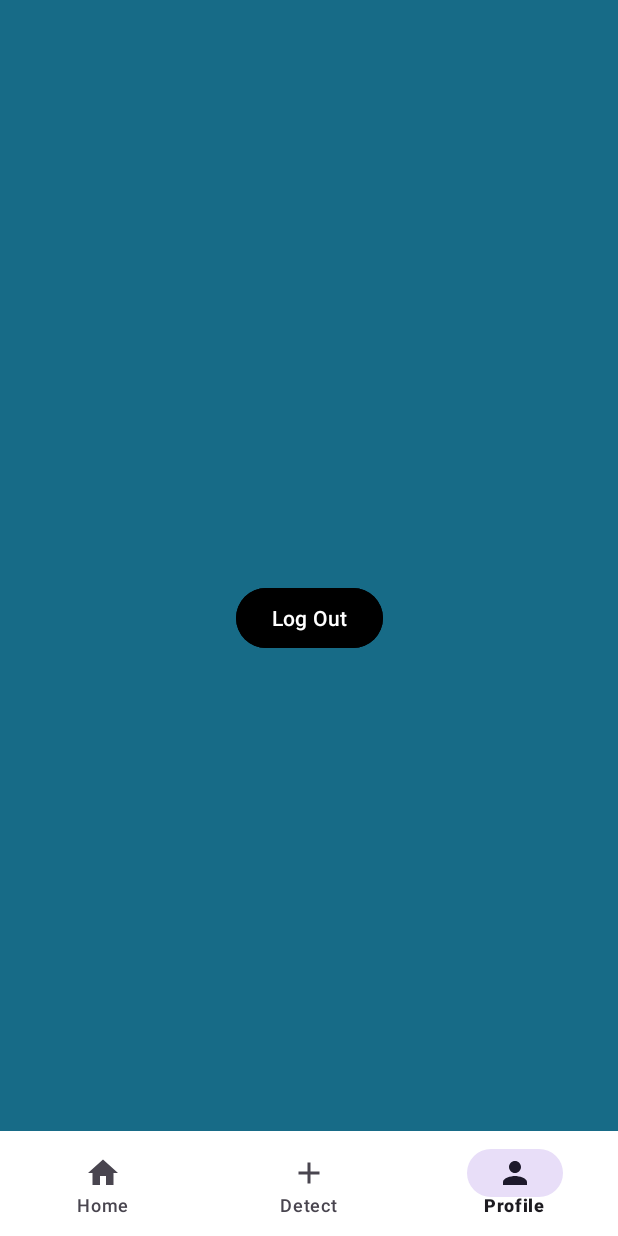
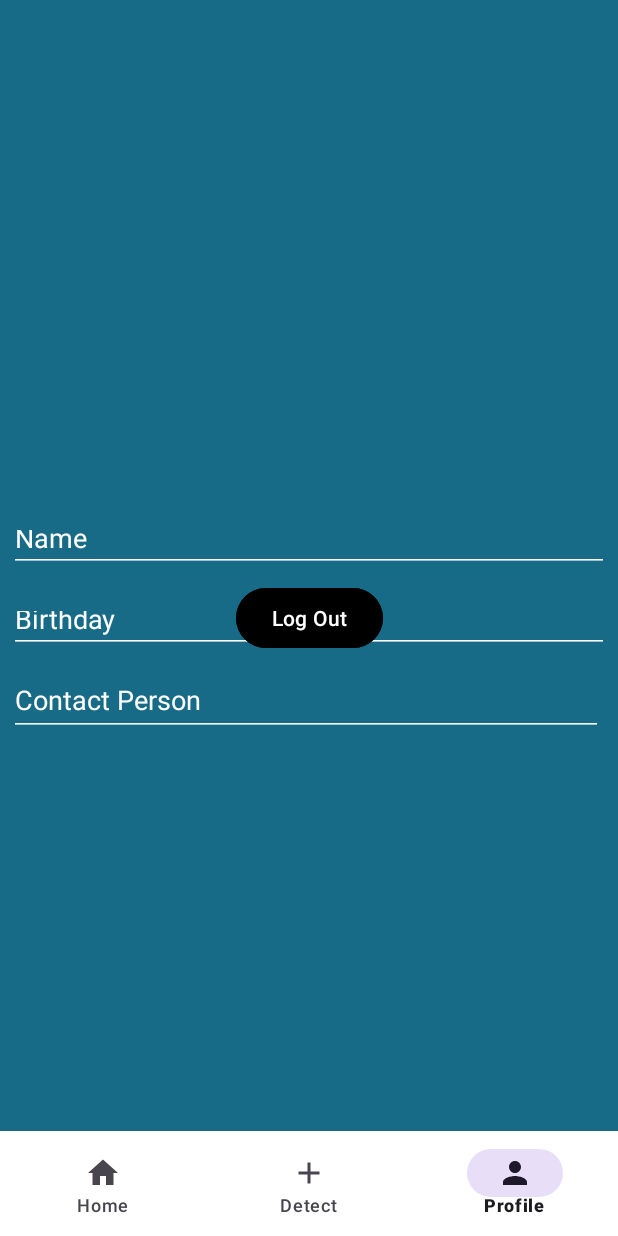
Before and after one commit to Ewal03/JobGuardian, an Android app: the ProfileFragment screen opened through its navigation route, on a phone screen of 412 x 824 dp. Run offline under Robolectric (Android 15) with nearby library versions, the phone set to English and light mode, and no system bars; our stand-ins replace CircleImageView, Firebase (no records; nobody signed in at launch, a user with empty details on screens opened directly), navigation-ui.

Commit message:
innitial commit

```diff
--- a/app/build.gradle.kts
+++ b/app/build.gradle.kts
@@ -52,7 +52,12 @@ dependencies {
     implementation("de.hdodenhof:circleimageview:3.1.0")
     implementation("com.google.firebase:firebase-auth:22.3.0")
     implementation("com.google.android.gms:play-services-auth:20.6.0")
+    implementation("androidx.legacy:legacy-support-v4:1.0.0")
     testImplementation("junit:junit:4.13.2")
     androidTestImplementation("androidx.test.ext:junit:1.1.5")
     androidTestImplementation("androidx.test.espresso:espresso-core:3.5.1")
+    implementation("com.github.bumptech.glide:glide:4.16.0")
+    implementation("com.squareup.retrofit2:retrofit:2.9.0")
+    implementation("com.squareup.retrofit2:converter-gson:2.9.0")
+    implementation("com.squareup.okhttp3:logging-interceptor:4.11.0")
 }
--- a/app/src/main/AndroidManifest.xml
+++ b/app/src/main/AndroidManifest.xml
@@ -2,7 +2,8 @@
 <manifest xmlns:android="http://schemas.android.com/apk/res/android"
     xmlns:tools="http://schemas.android.com/tools">
 
-    <uses-permission android:name="android.permission.INTERNET"/>
+    <uses-permission android:name="android.permission.INTERNET" />
+
     <application
         android:allowBackup="true"
         android:dataExtractionRules="@xml/data_extraction_rules"
@@ -13,6 +14,9 @@
         android:supportsRtl="true"
         android:theme="@style/Theme.JobGuardian"
         tools:targetApi="31">
+        <activity
+            android:name=".ui.main.ui.detail.DetailActivity"
+            android:exported="false" />
         <activity
             android:name=".ui.authenticaion.signUp.SignUpActivity"
             android:exported="false" />
--- a/app/src/main/java/com/example/jobguardian/ui/authenticaion/signIn/SignInActivity.kt
+++ b/app/src/main/java/com/example/jobguardian/ui/authenticaion/signIn/SignInActivity.kt
@@ -84,7 +84,6 @@ class SignInActivity : AppCompatActivity() {
     private fun updateUI(currentUser: FirebaseUser?) {
         if (currentUser != null){
             Log.d(TAG, "User is signed in: ${currentUser.displayName}")
-
             startActivity(Intent(this@SignInActivity, MainActivity::class.java))
             finish()
 
--- /dev/null
+++ b/app/src/main/res/drawable/back.xml
@@ -0,0 +1,5 @@
+<vector android:autoMirrored="true" android:height="24dp"
+    android:tint="#000000" android:viewportHeight="24"
+    android:viewportWidth="24" android:width="24dp" xmlns:android="http://schemas.android.com/apk/res/android">
+    <path android:fillColor="@android:color/white" android:pathData="M11.67,3.87L9.9,2.1 0,12l9.9,9.9 1.77,-1.77L3.54,12z"/>
+</vector>
--- /dev/null
+++ b/app/src/main/res/drawable/ic_bookmark_add.xml
@@ -0,0 +1,5 @@
+<vector android:height="50dp" android:tint="#000000"
+    android:viewportHeight="24" android:viewportWidth="24"
+    android:width="50dp" xmlns:android="http://schemas.android.com/apk/res/android">
+    <path android:fillColor="@android:color/white" android:pathData="M21,7h-2v2h-2V7h-2V5h2V3h2v2h2V7zM19,21l-7,-3l-7,3V5c0,-1.1 0.9,-2 2,-2l7,0c-0.63,0.84 -1,1.87 -1,3c0,2.76 2.24,5 5,5c0.34,0 0.68,-0.03 1,-0.1V21z"/>
+</vector>
--- /dev/null
+++ b/app/src/main/res/drawable/ic_bookmark_added.xml
@@ -0,0 +1,5 @@
+<vector android:height="24dp" android:tint="#000000"
+    android:viewportHeight="24" android:viewportWidth="24"
+    android:width="24dp" xmlns:android="http://schemas.android.com/apk/res/android">
+    <path android:fillColor="@android:color/white" android:pathData="M19,21l-7,-3l-7,3V5c0,-1.1 0.9,-2 2,-2l7,0c-0.63,0.84 -1,1.87 -1,3c0,2.76 2.24,5 5,5c0.34,0 0.68,-0.03 1,-0.1V21zM17.83,9L15,6.17l1.41,-1.41l1.41,1.41l3.54,-3.54l1.41,1.41L17.83,9z"/>
+</vector>
--- /dev/null
+++ b/app/src/main/res/drawable/ic_simpan.xml
@@ -0,0 +1,5 @@
+<vector android:height="40dp" android:tint="#000000"
+    android:viewportHeight="24" android:viewportWidth="24"
+    android:width="40dp" xmlns:android="http://schemas.android.com/apk/res/android">
+    <path android:fillColor="@android:color/white" android:pathData="M17,3H7c-1.1,0 -1.99,0.9 -1.99,2L5,21l7,-3 7,3V5c0,-1.1 -0.9,-2 -2,-2z"/>
+</vector>
--- a/app/src/main/res/layout/fragment_home.xml
+++ b/app/src/main/res/layout/fragment_home.xml
@@ -1,5 +1,6 @@
 <?xml version="1.0" encoding="utf-8"?>
-<androidx.constraintlayout.widget.ConstraintLayout xmlns:android="http://schemas.android.com/apk/res/android"
+<androidx.constraintlayout.widget.ConstraintLayout
+    xmlns:android="http://schemas.android.com/apk/res/android"
     xmlns:app="http://schemas.android.com/apk/res-auto"
     xmlns:tools="http://schemas.android.com/tools"
     android:layout_width="match_parent"
--- a/app/src/main/res/layout/fragment_profile.xml
+++ b/app/src/main/res/layout/fragment_profile.xml
@@ -8,13 +8,53 @@
     tools:context=".ui.main.ui.notifications.ProfileFragment">
 
     <de.hdodenhof.circleimageview.CircleImageView
+        android:id="@+id/profileImage"
         android:layout_width="250dp"
         android:layout_height="302dp"
         android:layout_marginTop="25dp"
         app:layout_constraintEnd_toEndOf="parent"
         app:layout_constraintStart_toStartOf="parent"
         app:layout_constraintTop_toTopOf="parent"
-        tools:src="@tools:sample/avatars"/>
+        tools:src="@tools:sample/avatars" />
+
+    <EditText
+        android:id="@+id/editTextName"
+        android:layout_width="400dp"
+        android:layout_height="38dp"
+        android:layout_marginTop="16dp"
+        android:backgroundTint="#FFFF"
+        android:hint="Name"
+        android:textColorHint="@android:color/white"
+        android:textColor="@android:color/white"
+        app:layout_constraintEnd_toEndOf="parent"
+        app:layout_constraintStart_toStartOf="parent"
+        app:layout_constraintTop_toBottomOf="@id/profileImage" />
+
+    <EditText
+        android:id="@+id/editTextBirthday"
+        android:layout_width="400dp"
+        android:layout_height="38dp"
+        android:layout_marginTop="16dp"
+        android:textColorHint="@android:color/white"
+        android:textColor="@android:color/white"
+        android:backgroundTint="#FFFF"
+        android:hint="Birthday"
+        app:layout_constraintStart_toStartOf="@+id/editTextName"
+        app:layout_constraintTop_toBottomOf="@+id/editTextName" />
+
+    <EditText
+        android:id="@+id/editTextContactPerson"
+        android:layout_width="396dp"
+        android:layout_height="47dp"
+        android:layout_marginTop="8dp"
+        android:textColor="@android:color/white"
+        android:backgroundTint="#FFFF"
+        android:hint="Contact Person"
+        android:textColorHint="@android:color/white"
+        app:layout_constraintEnd_toEndOf="parent"
+        app:layout_constraintHorizontal_bias="0.0"
+        app:layout_constraintStart_toStartOf="@+id/editTextBirthday"
+        app:layout_constraintTop_toBottomOf="@id/editTextBirthday" />
 
     <Button
         android:id="@+id/btn_logout"
```
Also changed, not shown: app/src/main/java/com/example/jobguardian/data/response/UpdateBiodataResponse.kt (added, +24 -0 lines), app/src/main/java/com/example/jobguardian/data/response/UserProfileResponse.kt (added, +27 -0 lines), app/src/main/java/com/example/jobguardian/ui/main/ui/detail/DetailActivity.kt (added, +12 -0 lines), app/src/main/java/com/example/jobguardian/ui/main/ui/notifications/NotificationFragment.kt (added, +40 -0 lines), app/src/main/java/com/example/jobguardian/ui/main/ui/notifications/NotificationViewModel.kt (added, +7 -0 lines), app/src/main/res/layout/activity_detail.xml (added, +103 -0 lines), app/src/main/res/layout/fragment_notification.xml (added, +19 -0 lines), app/src/main/res/layout/list_notif.xml (added, +55 -0 lines).
